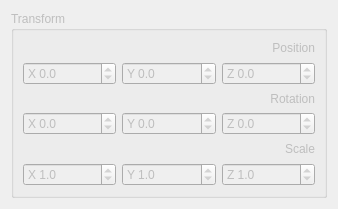
Old version of the form Controls/transformcontrol.ui in the repository smogork/SmoCAD.
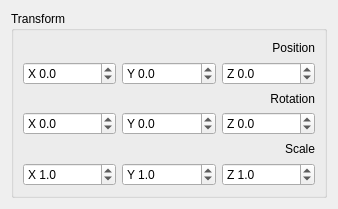
New version of the form.

```diff
--- a/Controls/transformcontrol.ui
+++ b/Controls/transformcontrol.ui
@@ -17,7 +17,7 @@
    <item row="0" column="0">
     <widget class="QGroupBox" name="groupBoxTransform">
      <property name="enabled">
-      <bool>false</bool>
+      <bool>true</bool>
      </property>
      <property name="title">
       <string>Transform</string>
```
